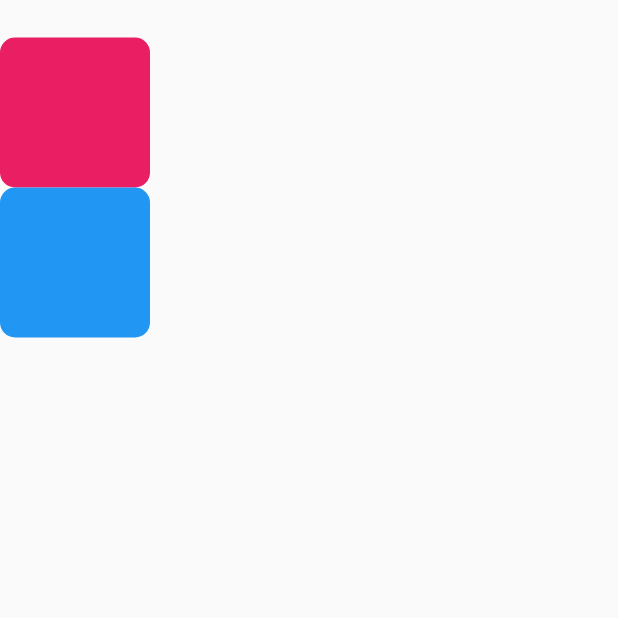
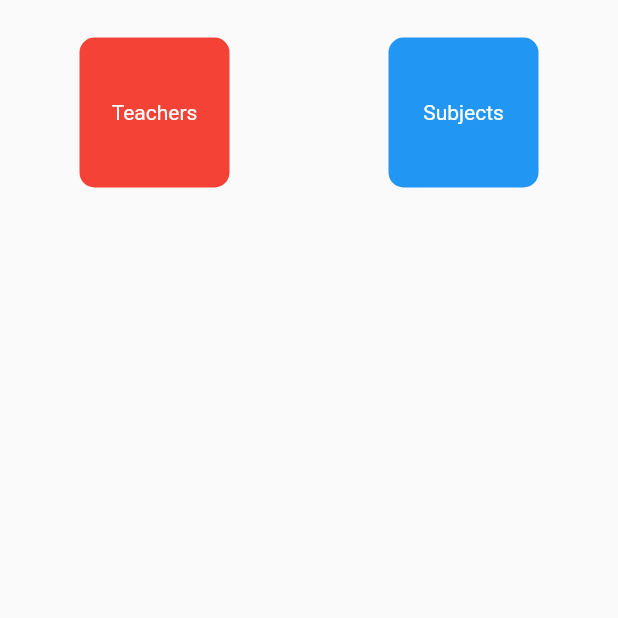
Before and after one commit to PrantoMondal/Custom_Widgets_Flutter, a Flutter app: the screen it shows after launch, on a phone screen of 412 x 824 dp, the top half of it. Run offline on Flutter 3.47's test engine with Material 2 defaults, Android fonts, the phone set to English and light mode, and no system bars.

Commit message:
card modified

```diff
--- a/lib/Views/home_screen.dart
+++ b/lib/Views/home_screen.dart
@@ -1,3 +1,4 @@
+import 'package:customized_widgets/Views/teachers_screen.dart';
 import 'package:customized_widgets/Views/widgets/app_bar.dart';
 import 'package:customized_widgets/Views/widgets/custom_card.dart';
 import 'package:flutter/material.dart';
@@ -20,16 +21,35 @@ class _HomepageState extends State<Homepage> {
         child: CustomAppBar(),
       ),
       body: SingleChildScrollView(
-        child: Column(
-          mainAxisAlignment: MainAxisAlignment.start,
-          children: const [
+        child: Row(
+          mainAxisAlignment: MainAxisAlignment.spaceAround,
+          children: [
             CustomCard(
-              width: 100, height: 100, color: Colors.pink,
+              onTap: () {
+                print("Clicked!");
+                Navigator.push(
+                    context,
+                    MaterialPageRoute(
+                        builder: (context) => const TeachersScreen()));
+              },
+              width: 100,
+              height: 100,
+              color: Colors.red,
+              title: "Teachers",
             ),
             CustomCard(
-              width: 100, height: 100, color: Colors.blue,
+              onTap: () {
+                print("Clicked 2!");
+                Navigator.push(
+                    context,
+                    MaterialPageRoute(
+                        builder: (context) => const TeachersScreen()));
+              },
+              width: 100,
+              height: 100,
+              color: Colors.blue,
+              title: "Subjects",
             ),
-
           ],
         ),
       ),
--- a/lib/Views/widgets/custom_card.dart
+++ b/lib/Views/widgets/custom_card.dart
@@ -4,23 +4,46 @@ class CustomCard extends StatelessWidget {
   final double? height;
   final double? width;
   final Color? color;
+  final Image? image;
+  final String? title;
+  final Function onTap;
 
   const CustomCard({
     Key? key,
     required this.height,
     required this.width,
     required this.color,
+    this.image,
+    required this.title,
+    required this.onTap,
   }) : super(key: key);
 
   @override
   Widget build(BuildContext context) {
-    return Container(
-      decoration: BoxDecoration(
-        color: color,
-        borderRadius: BorderRadius.circular(10.0),
+    return GestureDetector(
+      onTap: ()=>onTap,
+      child: Container(
+        decoration: BoxDecoration(
+          color: color,
+          borderRadius: BorderRadius.circular(10.0),
+        ),
+        height: height,
+        width: width,
+        child: GestureDetector(
+          onTap: (){
+            print("object");
+          },
+          child: Column(
+            mainAxisAlignment: MainAxisAlignment.center,
+            crossAxisAlignment: CrossAxisAlignment.center,
+            children: [
+
+              Text(title!,style: TextStyle(color: Colors.white),)
+            ],
+          ),
+        ),
+
       ),
-      height: height,
-      width: width,
     );
   }
 }
--- a/lib/main.dart
+++ b/lib/main.dart
@@ -1,3 +1,4 @@
+import 'package:customized_widgets/Views/teachers_screen.dart';
 import 'package:flutter/material.dart';
 
 import 'Views/home_screen.dart';
@@ -18,7 +19,8 @@ class MyApp extends StatelessWidget {
       ),
       initialRoute: Homepage.id,
       routes: {
-        Homepage.id: (_) => const Homepage()
+        Homepage.id: (_) => const Homepage(),
+        TeachersScreen.id: (_) => const TeachersScreen(),
       },
     );
   }
```
Also changed, not shown: lib/Views/teachers_screen.dart (+13 -0 lines).
